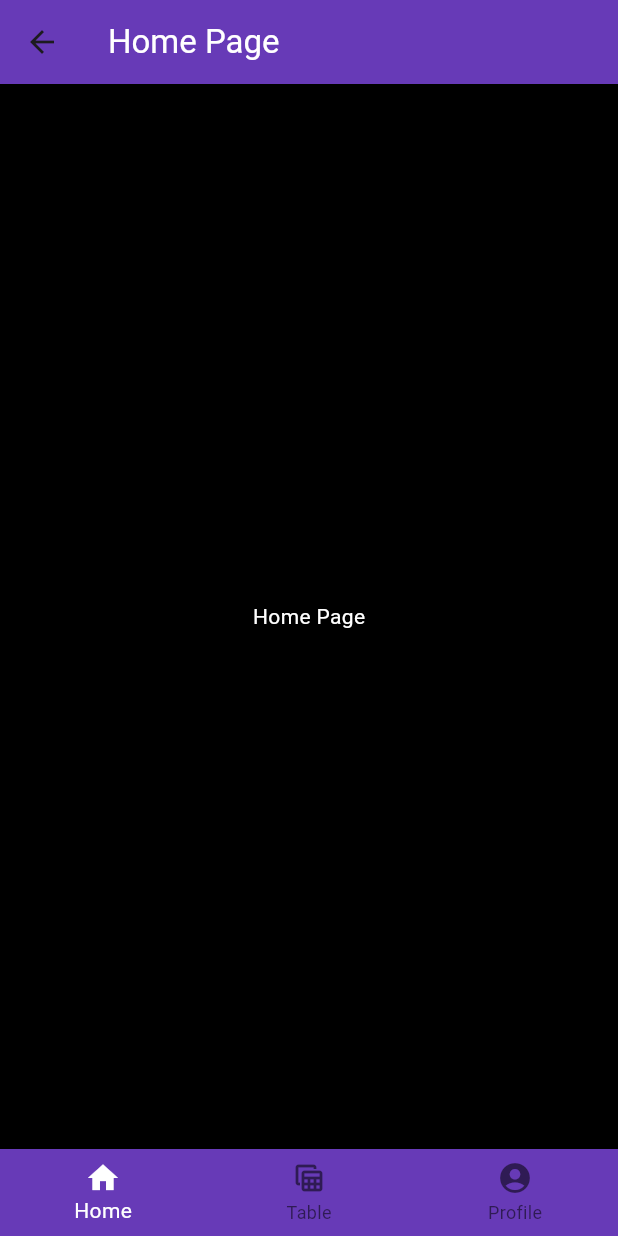
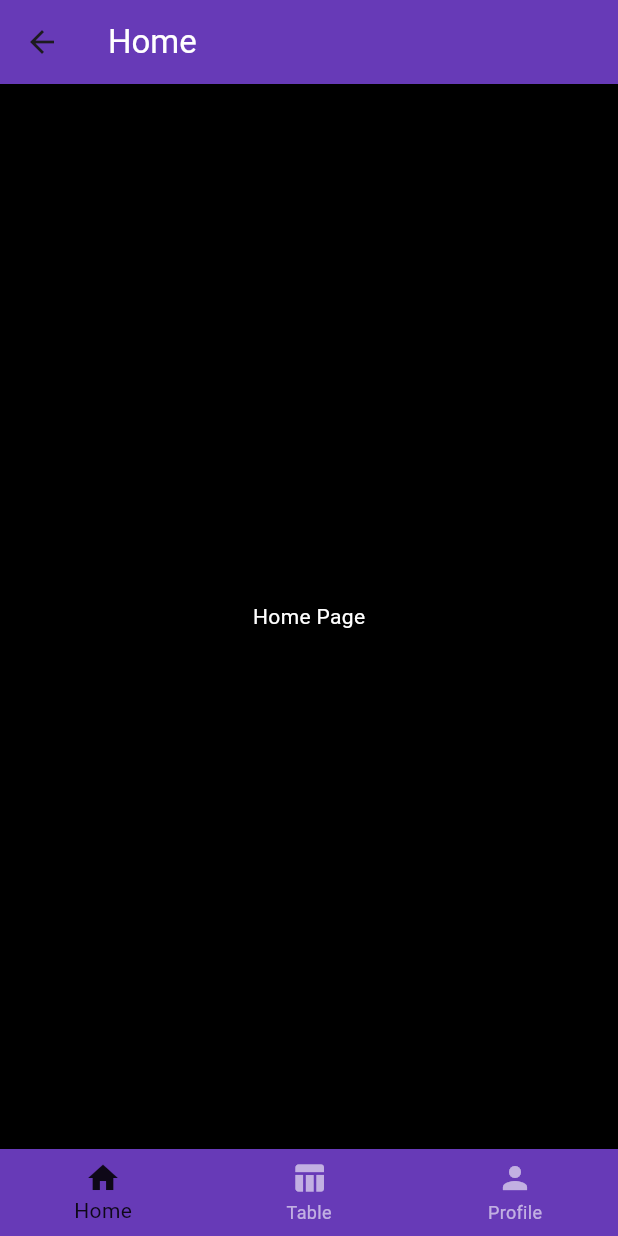
Before and after one commit to PuemMTH/first-flutterr, a Flutter app: the screen it shows after launch, after a tap on the "arrow forward ios" icon, on a phone screen of 412 x 824 dp. Run offline on Flutter 3.47's test engine with Material 2 defaults, Android fonts, the phone set to English and light mode, and no system bars.

Commit message:
change icon

```diff
--- a/lib/main.dart
+++ b/lib/main.dart
@@ -1,7 +1,13 @@
 import 'package:flutter/material.dart';
-import 'views/App.dart';
-import 'views/HomePage.dart';
 import 'views/Welcome.dart';
+
+// pages
+import 'views/pages/HomePage.dart';
+import 'views/pages/TablePage.dart';
+import 'views/pages/ProfilePage.dart';
+
+// Layout
+import 'views/Layout.dart';
 
 void main() {
   runApp(const MyApp());
@@ -19,9 +25,7 @@ class MyApp extends StatelessWidget {
       ),
       home: const Welcome(),
       routes: {
-        '/home': (context) => const HomePage(),
-        '/table': (context) => const TablePage(),
-        '/profile': (context) => const ProfilePage(),
+        '/layout': (context) => const Layout(),
       },
     );
   }
--- a/lib/views/HomePage.dart
+++ /dev/null
@@ -1,77 +0,0 @@
-import 'package:flutter/material.dart';
-import '../widgets/FooterBar.dart';
-
-class HomePage extends StatelessWidget {
-  const HomePage({super.key});
-
-  @override
-  Widget build(BuildContext context) {
-    return Scaffold(
-      appBar: AppBar(
-        title: const Text(
-          'Home Page',
-          style: TextStyle(color: Colors.white),
-        ),
-        backgroundColor: Colors.deepPurple,
-      ),
-      backgroundColor: Colors.black,
-      body: const Center(
-        child: Text(
-          'Home Page',
-          style: TextStyle(color: Colors.white),
-        ),
-      ),
-      bottomNavigationBar: const FooterBar(index: 0),
-    );
-  }
-}
-
-class TablePage extends StatelessWidget {
-  const TablePage({super.key});
-
-  @override
-  Widget build(BuildContext context) {
-    return Scaffold(
-      appBar: AppBar(
-        title: const Text(
-          'Table Page',
-          style: TextStyle(color: Colors.white),
-        ),
-        backgroundColor: Colors.deepPurple,
-      ),
-      backgroundColor: Colors.black,
-      body: const Center(
-        child: Text(
-          'Table Page',
-          style: TextStyle(color: Colors.white),
-        ),
-      ),
-      bottomNavigationBar: const FooterBar(index: 1),
-    );
-  }
-}
-
-class ProfilePage extends StatelessWidget {
-  const ProfilePage({super.key});
-
-  @override
-  Widget build(BuildContext context) {
-    return Scaffold(
-      appBar: AppBar(
-        title: const Text(
-          'Profile Page',
-          style: TextStyle(color: Colors.white),
-        ),
-        backgroundColor: Colors.deepPurple,
-      ),
-      backgroundColor: Colors.black,
-      body: const Center(
-        child: Text(
-          'Profile Page',
-          style: TextStyle(color: Colors.white),
-        ),
-      ),
-      bottomNavigationBar: const FooterBar(index: 2),
-    );
-  }
-}
--- /dev/null
+++ b/lib/views/Layout.dart
@@ -0,0 +1,67 @@
+import 'package:flutter/material.dart';
+
+import 'pages/HomePage.dart';
+import 'pages/TablePage.dart';
+import 'pages/ProfilePage.dart';
+
+class Layout extends StatefulWidget {
+  const Layout({super.key});
+
+  @override
+  State<Layout> createState() => _LayoutState();
+}
+
+class _LayoutState extends State<Layout> {
+  // index of selected page
+  int _selectedIndex = 0;
+
+  // array of pages
+  final List<Widget> _pages = const [
+    HomePage(),
+    TablePage(),
+    ProfilePage(),
+  ];
+
+  final List<String> _titles = const [
+    'Home',
+    'Table',
+    'Profile',
+  ];
+
+  @override
+  Widget build(BuildContext context) {
+    return Scaffold(
+      appBar: AppBar(
+        title: Text(
+          _titles[_selectedIndex],
+          style: const TextStyle(color: Colors.white),
+        ),
+        backgroundColor: Colors.deepPurple,
+      ),
+      backgroundColor: Colors.black,
+      body: _pages[_selectedIndex],
+      bottomNavigationBar: BottomNavigationBar(
+        backgroundColor: Colors.deepPurple,
+        // selectedItemColor: Colors.2B3F70
+        selectedItemColor: Colors.black87,
+        unselectedItemColor: Colors.white.withOpacity(.60),
+        currentIndex: _selectedIndex,
+        onTap: (int index) => setState(() => _selectedIndex = index),
+        items: const [
+          BottomNavigationBarItem(
+            icon: Icon(Icons.home),
+            label: 'Home',
+          ),
+          BottomNavigationBarItem(
+            icon: Icon(Icons.table_chart),
+            label: 'Table',
+          ),
+          BottomNavigationBarItem(
+            icon: Icon(Icons.person),
+            label: 'Profile',
+          ),
+        ],
+      ),
+    );
+  }
+}
--- a/lib/views/Welcome.dart
+++ b/lib/views/Welcome.dart
@@ -27,7 +27,7 @@ class Welcome extends StatelessWidget {
                 ),
               ),
               onPressed: () {
-                Navigator.pushNamed(context, '/home');
+                Navigator.pushNamed(context, '/layout');
               },
             ),
           ],
--- /dev/null
+++ b/lib/views/pages/HomePage.dart
@@ -0,0 +1,15 @@
+import 'package:flutter/material.dart';
+
+class HomePage extends StatelessWidget {
+  const HomePage({super.key});
+
+  @override
+  Widget build(BuildContext context) {
+    return const Center(
+      child: Text(
+        'Home Page',
+        style: TextStyle(color: Colors.white),
+      ),
+    );
+  }
+}
--- a/pubspec.yaml
+++ b/pubspec.yaml
@@ -53,6 +53,11 @@ dev_dependencies:
 # For information on the generic Dart part of this file, see the
 # following page: https://dart.dev/tools/pub/pubspec
 
+
+flutter_icons:
+  android: true
+  image_path: "image/logo.png"
+
 # The following section is specific to Flutter packages.
 flutter:
 
```
Also changed, not shown: lib/views/App.dart (deleted, +0 -55 lines), lib/views/Home.dart (deleted, +0 -52 lines), lib/views/pages/ProfilePage.dart (added, +15 -0 lines), lib/views/pages/TablePage.dart (added, +15 -0 lines), 12 other files.
